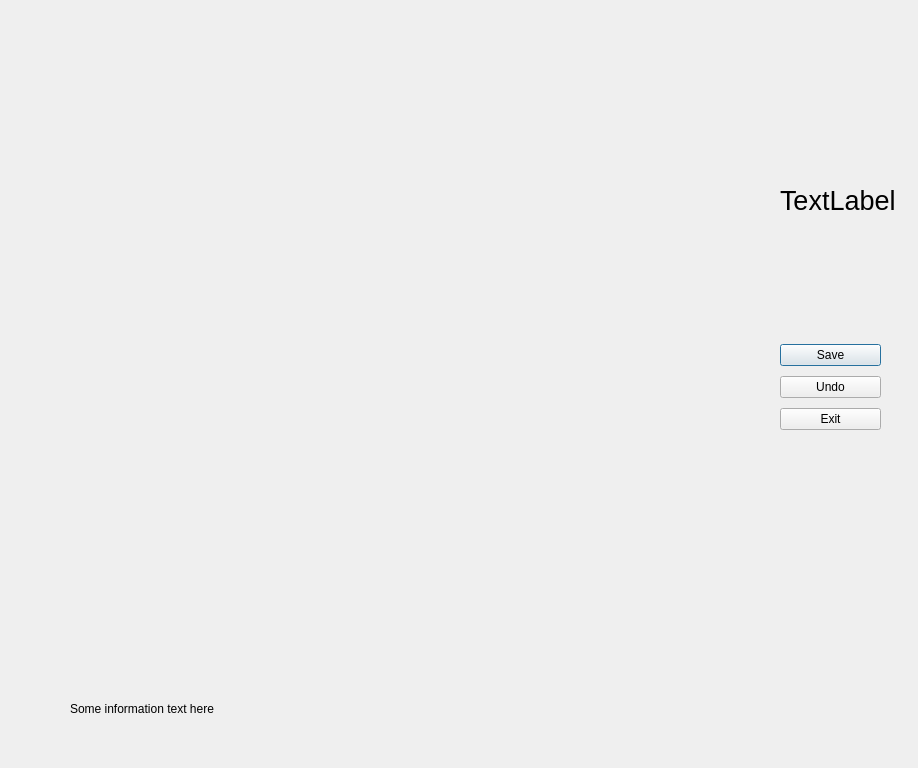
Qt form gui/game.ui (Dasio/ICP) before a commit.
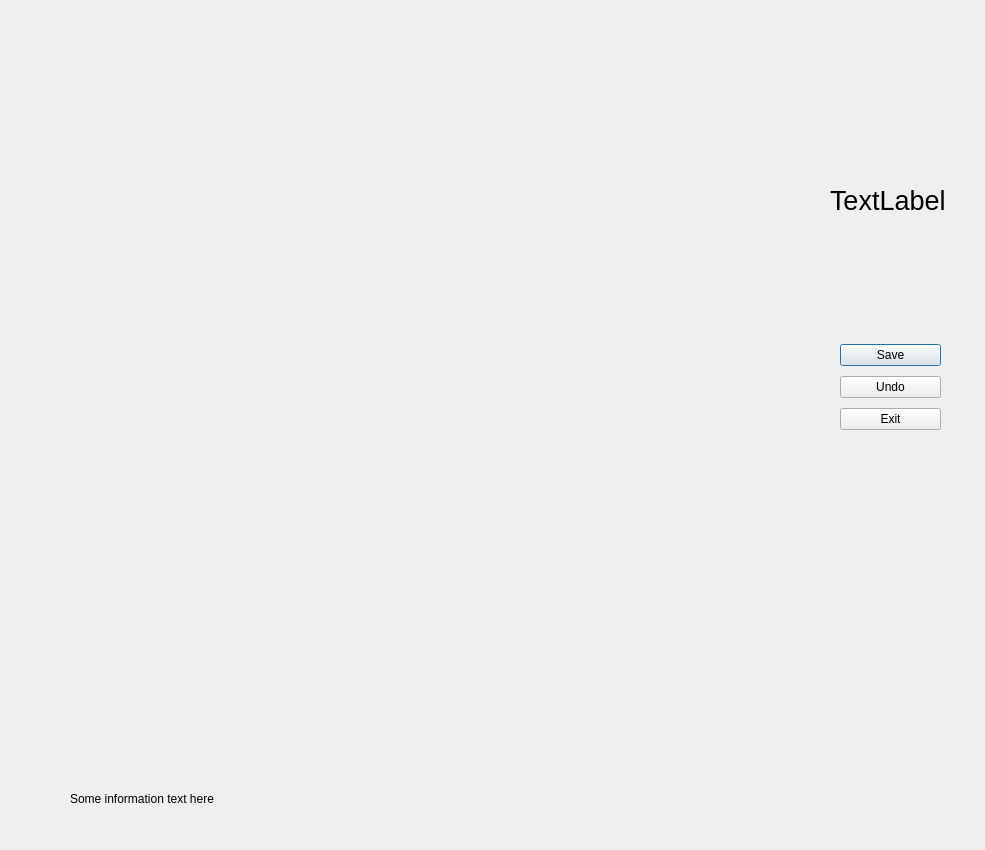
The same form after that commit.

Commit message: Shift "buttons"

The edit to the form file:
```diff
--- a/gui/game.ui
+++ b/gui/game.ui
@@ -6,8 +6,8 @@
    <rect>
     <x>0</x>
     <y>0</y>
-    <width>918</width>
-    <height>768</height>
+    <width>985</width>
+    <height>850</height>
    </rect>
   </property>
   <property name="windowTitle">
@@ -102,8 +102,8 @@
     <rect>
      <x>70</x>
      <y>150</y>
-     <width>671</width>
-     <height>531</height>
+     <width>741</width>
+     <height>621</height>
     </rect>
    </property>
    <layout class="QGridLayout" name="gridLayout"/>
@@ -112,7 +112,7 @@
    <property name="geometry">
     <rect>
      <x>70</x>
-     <y>700</y>
+     <y>790</y>
      <width>621</width>
      <height>17</height>
     </rect>
@@ -124,7 +124,7 @@
   <widget class="QLabel" name="actionLabel">
    <property name="geometry">
     <rect>
-     <x>780</x>
+     <x>830</x>
      <y>180</y>
      <width>121</width>
      <height>41</height>
@@ -139,10 +139,10 @@
     <string>TextLabel</string>
    </property>
   </widget>
-  <widget class="QWidget" name="">
+  <widget class="QWidget" name="layoutWidget1">
    <property name="geometry">
     <rect>
-     <x>780</x>
+     <x>840</x>
      <y>340</y>
      <width>101</width>
      <height>95</height>
```
The commit also changes 7 other files.
